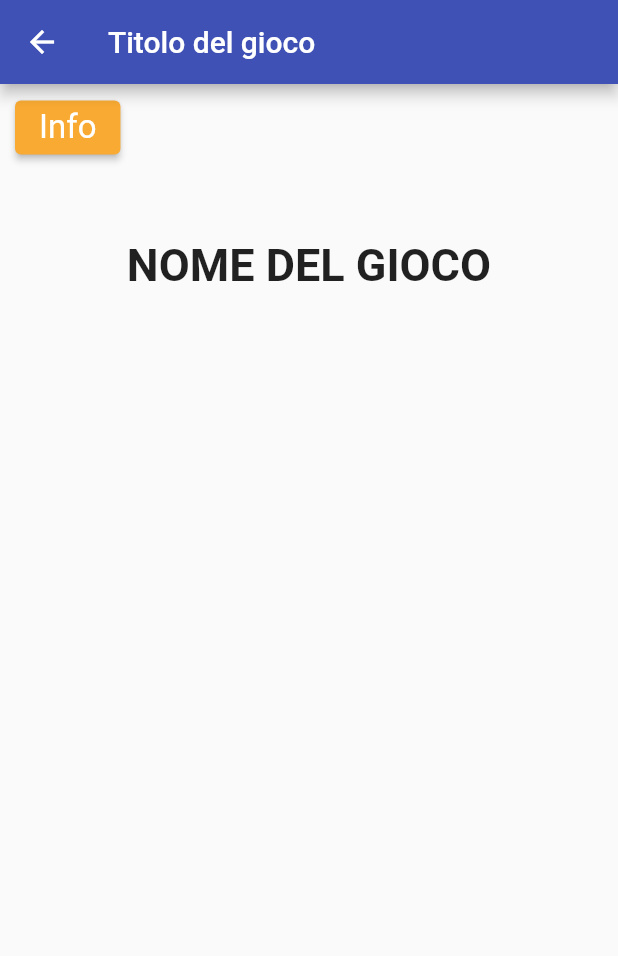
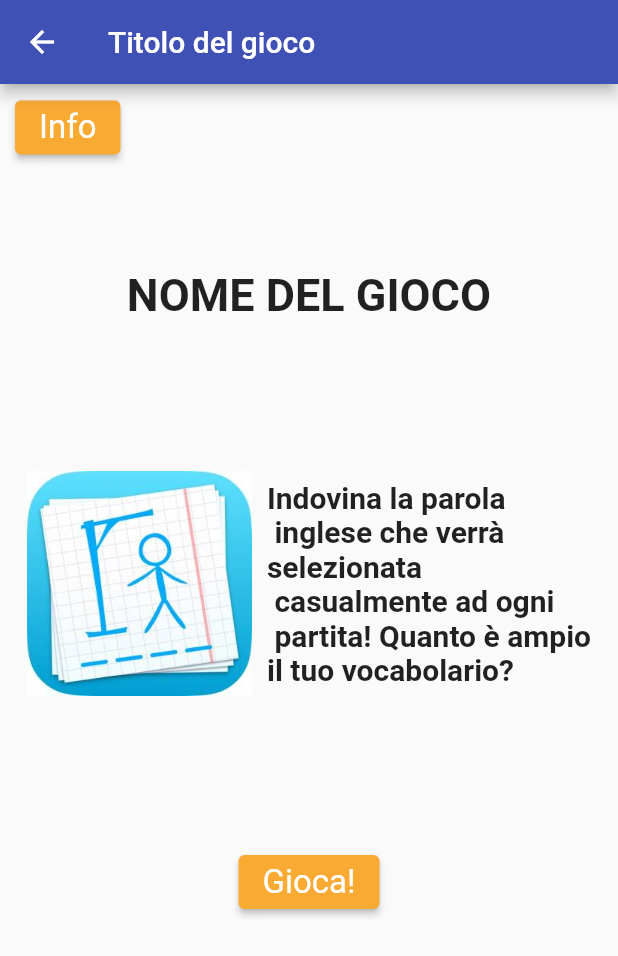
Before and after one commit to SimoneSalvoni/progetto_prog_mobile_flutter, a Flutter app: the GameMenu screen opened by its route, on a phone screen of 412 x 824 dp. Shown: the top 956 px of the screen. Run offline on Flutter 3.47's test engine with Material 2 defaults, Android fonts, the phone set to English and light mode, and no system bars.

Commit message:
fatta (male) grafica del menu dell'impiccato

```diff
--- a/lib/game_menu.dart
+++ b/lib/game_menu.dart
@@ -1,3 +1,4 @@
+import 'package:flutter/cupertino.dart';
 import 'package:flutter/material.dart';
 
 class GameMenu extends StatefulWidget {
@@ -43,15 +44,47 @@ class _GameMenu extends State<GameMenu> {
               ),
             ),
             Container(
-                margin: EdgeInsets.only(top:50),
-              child: Text(
-                "NOME DEL GIOCO",
-                  style: TextStyle(
-                    fontSize: 30,
-                    fontWeight: FontWeight.bold
-                  )
-              )
-            )
+                margin: EdgeInsets.only(top: 70),
+                child: Text("NOME DEL GIOCO",
+                    style:
+                        TextStyle(fontSize: 30, fontWeight: FontWeight.bold))),
+            Container(
+              margin: EdgeInsets.only(top: 100),
+              child: Row(
+                mainAxisAlignment: MainAxisAlignment.center,
+                children: <Widget>[
+                  Align(
+                    alignment: Alignment.centerLeft,
+                    child: Image.asset(
+                      'imgs/gioco-impiccato.jpg',
+                      height: 150,
+                      width: 150,
+                    ),
+                  ),
+                  Container(
+                      margin: EdgeInsets.only(left: 10),
+                      child: Text(
+                        "Indovina la parola\n inglese che verrà "
+                        "\nselezionata\n casualmente ad ogni\n partita!"
+                        " Quanto è ampio\n"
+                        'il tuo vocabolario?',
+                        style: TextStyle(
+                            fontWeight: FontWeight.bold, fontSize: 20),
+                      ))
+                ],
+              ),
+            ),
+            Container(
+              margin: EdgeInsets.only(top:100),
+              child: ElevatedButton(
+                  child: Text("Gioca!"),
+                  onPressed: () {
+                    //TODO navigation
+                  },
+                  style: ElevatedButton.styleFrom(
+                      primary: Color(0xFFF9AA33),
+                      textStyle: TextStyle(fontSize: 22))),
+            ),
           ],
         ),
       ), // This trailing comma makes auto-formatting nicer for build methods.
```
Also changed, not shown: imgs/gioco-impiccato.jpg (added).
